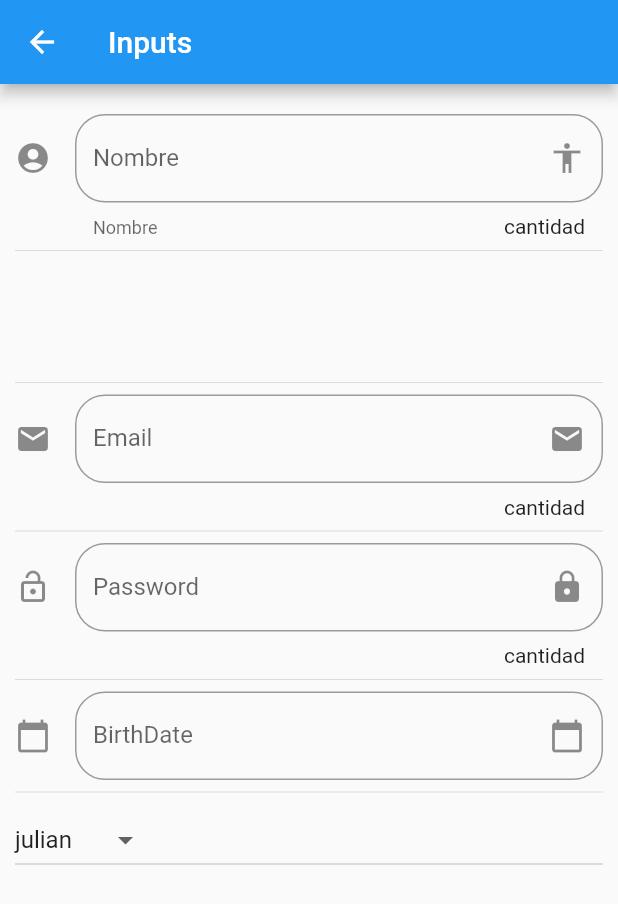
After one commit to julianfrancodev/flutter_components, a Flutter app: the InputPage screen opened by its route, on a phone screen of 412 x 824 dp. The commit adds this screen. Shown: the top 904 px of the screen. Run offline on Flutter 3.47's test engine with Material 2 defaults, Android fonts, the phone set to English and light mode, and no system bars; network calls fail.

Commit message:
feat: add new screens

```diff
--- a/assets/menu_opts.json
+++ b/assets/menu_opts.json
@@ -15,6 +15,16 @@
             "ruta" : "card",
             "icon" : "folder_open",
             "texto": "Cards - Tarjetas"
+        },
+        {
+            "ruta": "animatedContainer",
+            "icon": "donut_large",
+            "texto": "Animated Container"
+        },
+        {
+            "ruta": "inputs",
+            "icon": "input",
+            "texto": "Inputs"
         }
     ]
 }
--- /dev/null
+++ b/lib/src/pages/input_page.dart
@@ -0,0 +1,183 @@
+import 'package:flutter/material.dart';
+import 'package:flutter/rendering.dart';
+
+class InputPage extends StatefulWidget {
+  @override
+  _InputPageState createState() => _InputPageState();
+}
+
+class _InputPageState extends State<InputPage> {
+
+  String _name = '';
+  String _email = '';
+  String _password = '';
+  String _date = '';
+  TextEditingController _inputFieldDateController = new TextEditingController();
+  List<String> _names = ['julian','danie','santiago','sneider'];
+  String _selectedValue = 'julian';
+
+  @override
+  Widget build(BuildContext context) {
+    return Scaffold(
+      appBar: AppBar(
+        title: Text('Inputs'),
+      ),
+      body: ListView(
+        padding: EdgeInsets.symmetric(horizontal: 10, vertical: 20),
+        children: [
+          _renderInput(),
+          Divider(),
+          _renderPerson(),
+          Divider(),
+          _renderInputEmail(),
+          Divider(),
+          _renderPasswordEmail(),
+          Divider(),
+          _renderDate(context),
+          Divider(),
+          _renderDropdown(context),
+        ],
+      ),
+    );
+  }
+
+  Widget _renderInput() {
+    return TextField(
+      onChanged: (value) {
+        setState(() {
+          _name = value;
+          print(_name);
+        });
+      },
+      textCapitalization: TextCapitalization.sentences,
+      decoration: InputDecoration(
+          border: OutlineInputBorder(
+              borderRadius: BorderRadius.circular(20)
+          ),
+
+          counter: Text('cantidad'),
+          hintText: 'Nombre',
+          labelText: 'Nombre',
+          helperText: 'Nombre',
+          suffixIcon: Icon(Icons.accessibility),
+          icon: Icon(Icons.account_circle)
+      ),
+    );
+  }
+
+  Widget _renderInputEmail() {
+    return TextField(
+      keyboardType: TextInputType.emailAddress,
+      onChanged: (value) {
+        setState(() {
+          _email = value;
+          print(_email);
+        });
+      },
+      decoration: InputDecoration(
+          border: OutlineInputBorder(
+              borderRadius: BorderRadius.circular(20)
+          ),
+
+          counter: Text('cantidad'),
+          hintText: 'Email',
+          labelText: 'Email',
+          suffixIcon: Icon(Icons.email),
+          icon: Icon(Icons.email)
+      ),
+    );
+  }
+
+  Widget _renderPasswordEmail() {
+    return TextField(
+      obscureText: true,
+      keyboardType: TextInputType.visiblePassword,
+      onChanged: (value) {
+        setState(() {
+          _password = value;
+          print(_password);
+        });
+      },
+      decoration: InputDecoration(
+          border: OutlineInputBorder(
+              borderRadius: BorderRadius.circular(20)
+          ),
+
+          counter: Text('cantidad'),
+          hintText: 'Password',
+          labelText: 'Password',
+          suffixIcon: Icon(Icons.lock),
+          icon: Icon(Icons.lock_open)
+      ),
+    );
+  }
+
+  Widget _renderDate(context) {
+    return TextField(
+      enableInteractiveSelection: false,
+      controller: _inputFieldDateController,
+
+      onTap: () {
+        FocusScope.of(context).requestFocus(new FocusNode());
+        _selectDate(context);
+      },
+      decoration: InputDecoration(
+          border: OutlineInputBorder(
+              borderRadius: BorderRadius.circular(20)
+          ),
+
+          hintText: 'BirthDate',
+          labelText: 'BirthDate',
+          suffixIcon: Icon(Icons.calendar_today),
+          icon: Icon(Icons.calendar_today)
+      ),
+    );
+  }
+
+  _selectDate(context) async {
+    DateTime picked = await showDatePicker(context: context,
+        initialDate: new DateTime.now(),
+        firstDate: new DateTime(2018),
+        locale: Locale('es','CO'),
+        lastDate: new DateTime(2025));
+
+    if(picked != null){
+      setState(() {
+        _date = picked.toString();
+        _inputFieldDateController.text = _date;
+      });
+    }
+  }
+
+  Widget _renderDropdown(context){
+    return DropdownButton(
+      value: _selectedValue,
+      onChanged: (item){
+        setState(() {
+          _selectedValue = item;
+        });
+      },
+      items:getDropdownOptions()
+    );
+  }
+
+  List<DropdownMenuItem<String>> getDropdownOptions(){
+      List<DropdownMenuItem<String>> list = new List();
+
+      _names.forEach((element) {
+        list.add(DropdownMenuItem(
+          child: Text(element),
+          value: element,
+        ));
+      });
+
+      return list;
+  }
+
+  Widget _renderPerson() {
+    return ListTile(
+      title: Text(_name),
+      subtitle: Text(_email),
+    );
+  }
+}
--- a/lib/src/routes/routes_pages.dart
+++ b/lib/src/routes/routes_pages.dart
@@ -1,12 +1,16 @@
 import 'package:flutter/material.dart';
 import 'package:flutter_02/src/app.dart';
 import 'package:flutter_02/src/pages/alert_page.dart';
+import 'package:flutter_02/src/pages/animated_container.dart';
 import 'package:flutter_02/src/pages/avatar_page.dart';
 import 'package:flutter_02/src/pages/card_page.dart';
+import 'package:flutter_02/src/pages/input_page.dart';
 
 final routes = <String, WidgetBuilder>  {
   '/home':(context) => App(),
   '/alert':(context) => AlertPage(),
   '/avatar': (context) => AvatarPage(),
-  '/card': (context) => CardPage()
+  '/card': (context) => CardPage(),
+  '/animatedContainer':(context) => AnimatedContainerPage(),
+  '/inputs': (context)=> InputPage()
 };
--- a/lib/src/util/icons_string_util.dart
+++ b/lib/src/util/icons_string_util.dart
@@ -3,7 +3,9 @@ import 'package:flutter/material.dart';
 final _icons = <String, IconData>{
   'add_alert' : Icons.add_alert,
   'accessibility' : Icons.accessibility,
-  'folder_open' : Icons.folder_open
+  'folder_open' : Icons.folder_open,
+  'donut_large' : Icons.donut_large,
+  'input': Icons.input
 };
 
 Icon getIcons(String iconName){
--- a/pubspec.yaml
+++ b/pubspec.yaml
@@ -21,6 +21,8 @@ environment:
   sdk: ">=2.7.0 <3.0.0"
 
 dependencies:
+  flutter_localizations:
+    sdk: flutter
   flutter:
     sdk: flutter
 
```
Also changed, not shown: lib/main.dart (+9 -0 lines), lib/src/pages/alert_page.dart (+40 -1 lines), lib/src/pages/animated_container.dart (added, +49 -0 lines), lib/src/pages/avatar_page.dart (+23 -0 lines), pubspec.lock.
